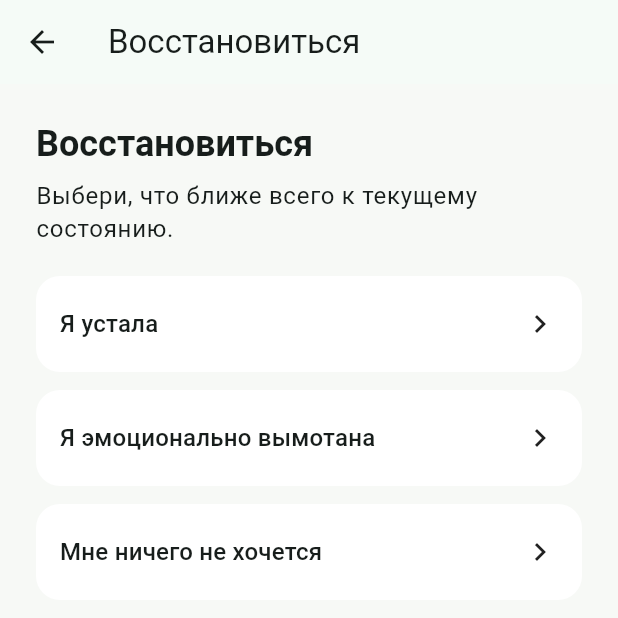
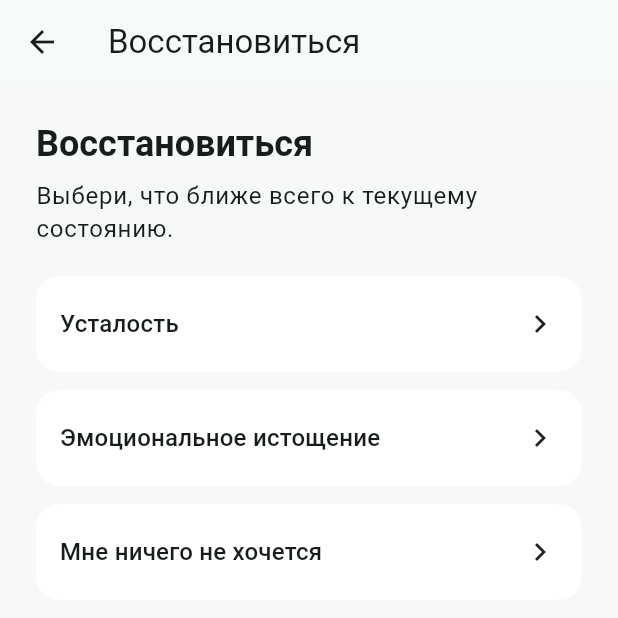
Before and after one commit to imkharitoshka-dmg/Reset_Button, a Flutter app: the screen it shows after launch, after a tap on "Восстановиться", on a phone screen of 412 x 824 dp, the top half of it. Run offline on Flutter 3.47's test engine with Material 3 defaults, Android fonts, the phone set to English and light mode, and no system bars; our stand-ins replace shared_preferences.

Commit message:
Use gender neutral reset texts

```diff
--- a/lib/reset_scenarios_data.dart
+++ b/lib/reset_scenarios_data.dart
@@ -26,8 +26,8 @@ const resetClusters = [
     id: 'recover',
     title: 'Восстановиться',
     stateTitles: [
-      'Я устала',
-      'Я эмоционально вымотана',
+      'Усталость',
+      'Эмоциональное истощение',
       'Мне ничего не хочется',
     ],
   ),
@@ -36,7 +36,7 @@ const resetClusters = [
     title: 'Разгрузить голову',
     stateTitles: [
       'У меня хаос в голове',
-      'Я перегружена задачами',
+      'Слишком много задач',
       'Слишком много информации',
     ],
   ),
@@ -53,7 +53,7 @@ const resetClusters = [
     id: 'after-communication',
     title: 'Переключиться после общения',
     stateTitles: [
-      'Я устала от общения',
+      'Усталость от общения',
       'Был тяжёлый разговор',
       'Мне нужно собраться перед встречей',
     ],
@@ -61,9 +61,9 @@ const resetClusters = [
 ];
 
 const resetStateTitles = [
-  'Я устала',
+  'Усталость',
   'Я тревожусь',
-  'Я перегружена задачами',
+  'Слишком много задач',
   'Я не могу сфокусироваться',
   'У меня хаос в голове',
   'Мне нужно быстро собраться перед встречей',
@@ -487,12 +487,14 @@ String scenarioStateTitleForUserState(String stateTitle) {
   return switch (stateTitle) {
     'Меня накрыл стресс' => 'Я тревожусь',
     'Я переживаю из-за будущего' => 'Я тревожусь',
-    'Я эмоционально вымотана' => 'Я устала',
+    'Усталость' => 'Я устала',
+    'Эмоциональное истощение' => 'Я устала',
     'Мне ничего не хочется' => 'Я устала',
+    'Слишком много задач' => 'Я перегружена задачами',
     'Слишком много информации' => 'У меня хаос в голове',
     'Я не могу начать' => 'Я не могу сфокусироваться',
     'Я распыляюсь' => 'Я не могу сфокусироваться',
-    'Я устала от общения' =>
+    'Усталость от общения' =>
       'Мне нужно восстановиться после тяжёлого разговора',
     'Был тяжёлый разговор' =>
       'Мне нужно восстановиться после тяжёлого разговора',
```
Also changed, not shown: 2 other files.
